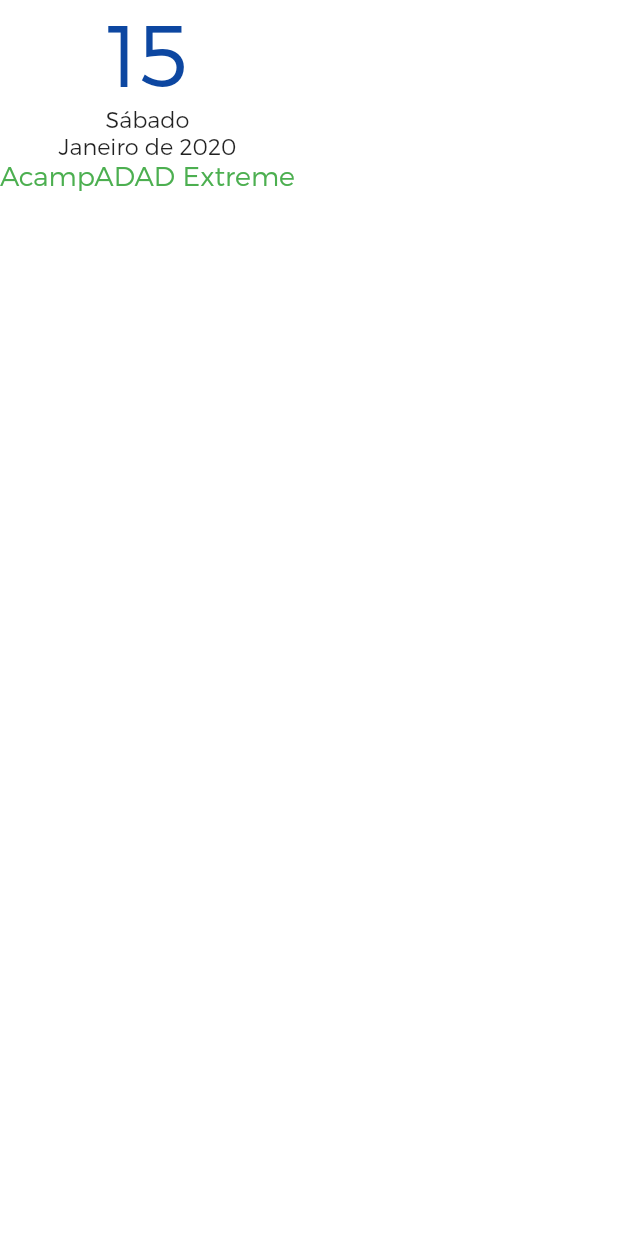
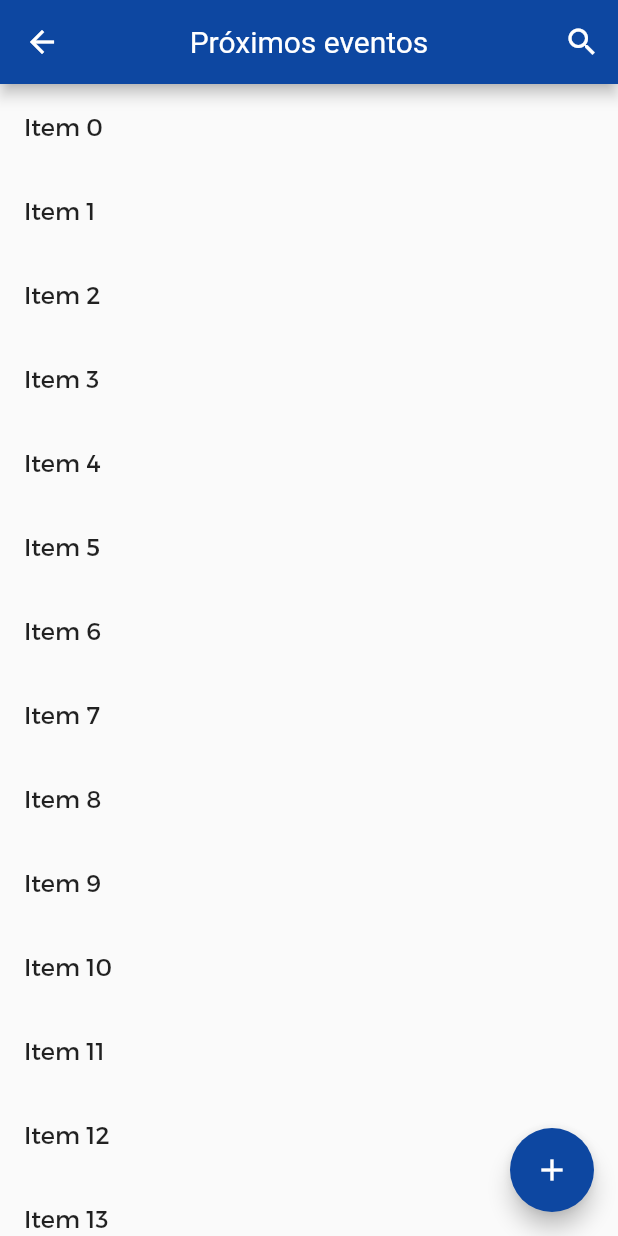
Before and after one commit to guimatech/adad_app, a Flutter app: the EventPage screen opened directly, on a phone screen of 412 x 824 dp. Run offline on Flutter 3.47's test engine with Material 2 defaults, Android fonts, the phone set to English and light mode, and no system bars; our stand-ins replace rxdart; statements that could not run were skipped.

Commit message:
feat: add sample list to events

```diff
--- a/lib/main.dart
+++ b/lib/main.dart
@@ -4,15 +4,13 @@ import 'package:provider/provider.dart';
 import 'package:adad_app/blocs/floating_cards_bloc.dart';
 import 'package:adad_app/ui/app.dart';
 
-void main() => runApp(MaterialApp(
-    home: _AdadApp(),
-  ));
+void main() => runApp(new _AdadApp());
 
 class _AdadApp extends StatelessWidget {
   @override
   Widget build(BuildContext context) {
     SystemChrome.setSystemUIOverlayStyle(
-      SystemUiOverlayStyle(statusBarColor: Colors.transparent)
+      SystemUiOverlayStyle(statusBarColor: Color(0xFF0D47A1))
     );
 
     SystemChrome.setPreferredOrientations([DeviceOrientation.portraitUp]);
@@ -22,11 +20,14 @@ class _AdadApp extends StatelessWidget {
         Provider<FloatingCardsBloc>.value(value: FloatingCardsBloc()),
       ],
       child: MaterialApp(
+        debugShowCheckedModeBanner: false,
         title: 'ADAD App',
         home: App(),
-        color: Colors.blue,
         theme: ThemeData(
-          accentColor: Color(0xFF0D47A1)
+          brightness: Brightness.light,
+          primaryColor: Color(0xFF0D47A1),
+          accentColor: Color(0xFF0D47A1),
+          fontFamily: 'Trueno',
         ),
       ),
     );
--- a/lib/ui/event.dart
+++ b/lib/ui/event.dart
@@ -1,69 +1,52 @@
 import 'package:flutter/material.dart';
+import 'package:flutter/services.dart';
 
 class EventPage extends StatelessWidget {
   final List<String> items = List<String>.generate(100, (i) => "Item $i");
 
   @override
   Widget build(BuildContext context) {
+    SystemChrome.setSystemUIOverlayStyle(
+        SystemUiOverlayStyle(statusBarColor: Color(0xFF0D47A1))
+    );
+
     return Scaffold(
-      backgroundColor: Colors.white,
-      body: Column(
-        mainAxisAlignment: MainAxisAlignment.start,
-        children: <Widget>[
-        Container(
-          color: Colors.white,
-          child: Column(
-            mainAxisAlignment: MainAxisAlignment.start,
-            mainAxisSize: MainAxisSize.max,
-            children: <Widget>[
-                Text(
-                  '15',
-                  style: TextStyle(
-                    color: Color(0xFF0D47A1),
-                    fontSize: 58,
-                    fontFamily: 'Trueno',
-                    fontWeight: FontWeight.w300,
-                  ),
-                ),
-                Text(
-                  'Sábado',
-                  style: TextStyle(
-                    color: Colors.black87,
-                    fontSize: 15,
-                    fontFamily: 'Trueno',
-                    fontWeight: FontWeight.w300,
-                  ),
-                ),
-                Text(
-                  'Janeiro de 2020',
-                  style: TextStyle(
-                    color: Colors.black87,
-                    fontSize: 15,
-                    fontFamily: 'Trueno',
-                    fontWeight: FontWeight.w300,
-                  ),
-                ),
-                Text(
-                  'AcampADAD Extreme',
-                  style: TextStyle(
-                    color: Colors.green,
-                    fontSize: 18,
-                    fontFamily: 'Trueno',
-                    fontWeight: FontWeight.w300,
-                  ),
-                ),
-            ],
+      appBar: AppBar(
+        centerTitle: true,
+        title: Text(
+          'Próximos eventos',
+          style: TextStyle(
+            color: Colors.white,
+            fontFamily: 'Roboto',
+            fontWeight: FontWeight.normal,
           ),
         ),
-//          ListView.builder(
-//            itemCount: items.length,
-//            itemBuilder: (context, index) {
-//              return ListTile(
-//                title: Text('${items[index]}'),
-//              );
-//            },
-//          ),
+        actions: <Widget>[
+          // action button
+          IconButton(
+            icon: Icon(Icons.search),
+            color: Colors.white,
+            onPressed: () {},
+          ),
         ],
+      ),
+      body: ListView.builder(
+        itemCount: items.length,
+        itemBuilder: (context, index) {
+          return ListTile(
+            title: Text('${items[index]}'),
+          );
+        },
+      ),
+      floatingActionButton: Theme(
+        data: Theme.of(context).copyWith(
+          colorScheme:
+          Theme.of(context).colorScheme.copyWith(secondary: Color(0xFF0D47A1)),
+        ),
+        child: FloatingActionButton(
+          onPressed: null,
+          child: Icon(Icons.add),
+        ),
       ),
     );
   }
--- a/lib/ui/floating_cards.dart
+++ b/lib/ui/floating_cards.dart
@@ -1,5 +1,5 @@
       import 'dart:math';
-
+      import 'package:adad_app/ui/event.dart';
       import 'package:flutter/material.dart';
       import 'package:adad_app/blocs/floating_cards_bloc.dart';
       import 'package:provider/provider.dart';
@@ -145,7 +145,7 @@
                   '15',
                   style: TextStyle(
                     color: Color(0xFF0D47A1),
-                    fontSize: 78,
+                    fontSize: 58,
                     fontFamily: 'Trueno',
                     fontWeight: FontWeight.w300,
                   ),
@@ -205,7 +205,7 @@
                           color: Colors.black87,
                           fontSize: 40,
                           fontFamily: 'Trueno',
-                          fontWeight: FontWeight.normal,
+                          fontWeight: FontWeight.w300,
                       ),
                     ),
                   ],
@@ -236,9 +236,19 @@
         Widget build(BuildContext context) {
           return Padding(
             padding: EdgeInsets.symmetric(horizontal: 20),
+            child: Material(
+              color: Colors.white,
+              child: InkWell(
+                onTap: () => {
+                  Navigator.push(
+                    context,
+                    MaterialPageRoute(
+                      builder: (_) => EventPage()
+                    )
+                  )
+                },
                 child: Container(
                   decoration: BoxDecoration(
-                  color: Colors.white,
                     borderRadius: BorderRadius.all(Radius.circular(2)),
                   ),
                   constraints: BoxConstraints.expand(
@@ -253,13 +263,15 @@
                       buildContainerBottom(context),
                     ],
                   ),
-            )
+                ),
+              ),
+            ),
           );
         }
 
         Widget buildContainerTop() {
           return Padding(
-            padding: EdgeInsets.symmetric(horizontal: 30, vertical: 30),
+            padding: EdgeInsets.only(left: 30, top: 30),
             child: Row(
               mainAxisAlignment: MainAxisAlignment.start,
               children: <Widget>[
--- a/pubspec.yaml
+++ b/pubspec.yaml
@@ -4,7 +4,7 @@ description: A new Flutter project.
 version: 1.0.0+1
 
 environment:
-  sdk: ">=2.1.0 <3.0.0"
+  sdk: ">=2.2.0 <3.0.0"
 
 dependencies:
   flutter:
```
Also changed, not shown: lib/ui/header_default.dart (deleted), pubspec.lock. Lines whose indentation alone changed are shown as unchanged.
